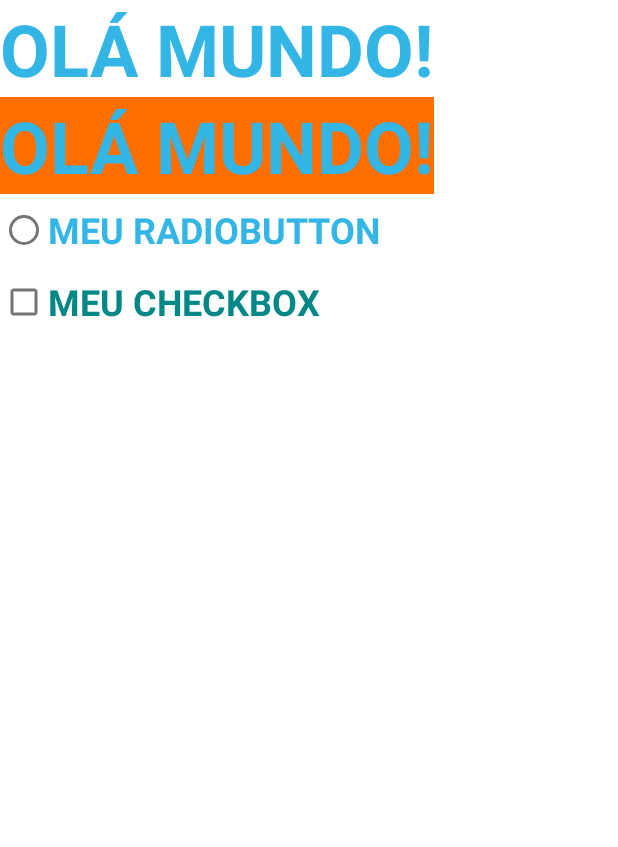
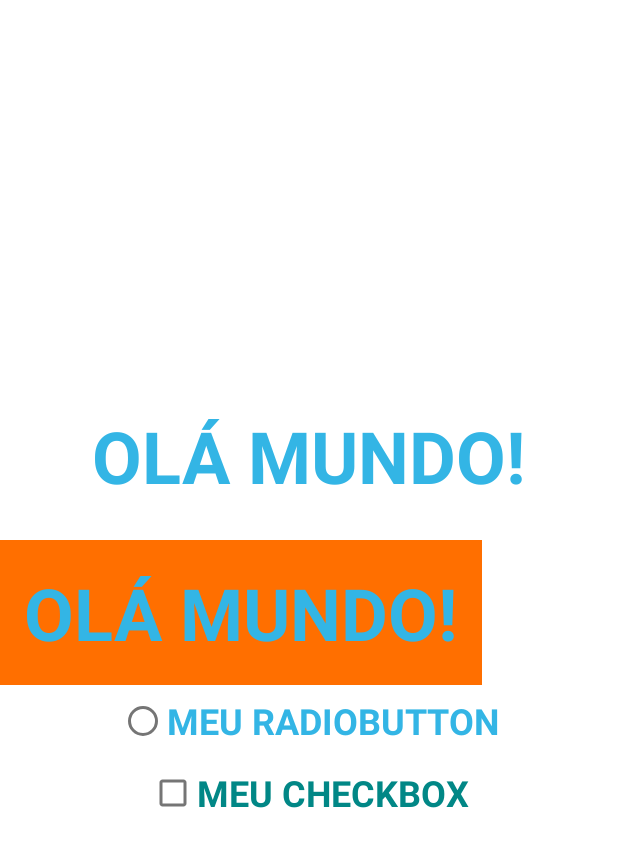
Before and after one commit to Saotomefirst/imc_app, an Android app: the layout activity_main_linear.xml on its own in the app's theme, with its tools: preview values and no code run, on a phone screen of 412 x 824 dp. Shown: the top 847 px of the screen. Run offline under Robolectric (Android 15) with nearby library versions, the phone set to English and light mode, and no system bars.

Commit message:
Atributos das Views
Alterada a gravidade da View principal para fazer os elementos centralizarem na tela

Adicionados diversos atributos aos elementos da tela, inclundo padding, margem e controles de visibilidade

```diff
--- a/app/src/main/res/layout/activity_main_linear.xml
+++ b/app/src/main/res/layout/activity_main_linear.xml
@@ -1,10 +1,10 @@
 <?xml version="1.0" encoding="utf-8"?>
 <LinearLayout xmlns:android="http://schemas.android.com/apk/res/android"
     android:layout_width="match_parent"
+    xmlns:tools="http://schemas.android.com/tools"
     android:orientation="vertical"
-    android:layout_gravity=""
-    android:layout_height="match_parent"
-    >
+    android:gravity="center"
+    android:layout_height="match_parent">
 
     <TextView
         android:id="@+id/textView"
@@ -14,11 +14,14 @@
         style="@style/title_purple" />
     <TextView
         android:id="@+id/textView2"
+        android:layout_gravity="start"
         android:layout_width="wrap_content"
         android:layout_height="wrap_content"
         android:text="@string/hello_world"
         style="@style/title_purple"
         android:background="@color/button_color"
+        android:layout_marginTop="24dp"
+        android:padding="16dp"
         />
 
     <RadioButton
@@ -27,6 +30,8 @@
         android:layout_height="wrap_content"
         android:text="@string/hi_radio"
         style="@style/title_purple"
+        android:visibility="invisible"
+        tools:visibility="visible"
         />
 
     <CheckBox
```
